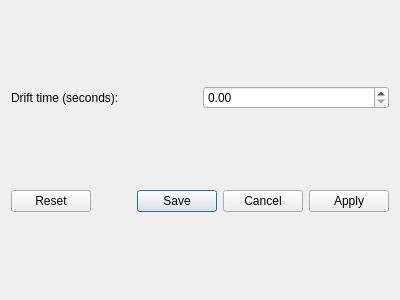
Old version of the form poledancer_settings.ui in the repository ajventer/poledancer.
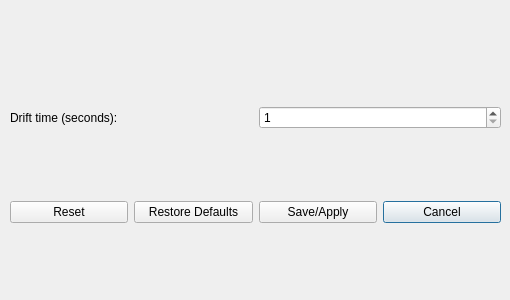
New version of the form.

Commit message: Basic settings dialog [only one setting for now]

Diff of the .ui file:
```diff
--- a/poledancer_settings.ui
+++ b/poledancer_settings.ui
@@ -9,35 +9,87 @@
    <rect>
     <x>0</x>
     <y>0</y>
-    <width>400</width>
+    <width>510</width>
     <height>300</height>
    </rect>
   </property>
   <property name="windowTitle">
    <string>Settings</string>
   </property>
-  <layout class="QGridLayout" name="gridLayout">
-   <item row="0" column="0">
-    <widget class="QLabel" name="DriftTimeLabel">
-     <property name="text">
-      <string>Drift time (seconds):</string>
-     </property>
-    </widget>
-   </item>
-   <item row="0" column="1">
-    <widget class="QDoubleSpinBox" name="DriftTime"/>
-   </item>
-   <item row="1" column="0" colspan="2">
-    <widget class="QDialogButtonBox" name="SettingsButtons">
-     <property name="orientation">
-      <enum>Qt::Horizontal</enum>
-     </property>
-     <property name="standardButtons">
-      <set>QDialogButtonBox::Apply|QDialogButtonBox::Cancel|QDialogButtonBox::Reset|QDialogButtonBox::Save</set>
-     </property>
-    </widget>
-   </item>
-  </layout>
+  <widget class="QWidget" name="">
+   <property name="geometry">
+    <rect>
+     <x>10</x>
+     <y>40</y>
+     <width>491</width>
+     <height>251</height>
+    </rect>
+   </property>
+   <layout class="QVBoxLayout" name="verticalLayout" stretch="1,1">
+    <item>
+     <layout class="QHBoxLayout" name="horizontalLayout_2">
+      <item>
+       <widget class="QLabel" name="DriftTimeLabel">
+        <property name="text">
+         <string>Drift time (seconds):</string>
+        </property>
+       </widget>
+      </item>
+      <item>
+       <widget class="QSpinBox" name="driftTime">
+        <property name="minimum">
+         <number>1</number>
+        </property>
+        <property name="maximum">
+         <number>600</number>
+        </property>
+       </widget>
+      </item>
+     </layout>
+    </item>
+    <item>
+     <layout class="QHBoxLayout" name="horizontalLayout">
+      <item>
+       <widget class="QPushButton" name="settingsReset">
+        <property name="text">
+         <string>Reset</string>
+        </property>
+        <property name="autoDefault">
+         <bool>false</bool>
+        </property>
+       </widget>
+      </item>
+      <item>
+       <widget class="QPushButton" name="settingsRestore">
+        <property name="text">
+         <string>Restore Defaults</string>
+        </property>
+        <property name="autoDefault">
+         <bool>false</bool>
+        </property>
+       </widget>
+      </item>
+      <item>
+       <widget class="QPushButton" name="settingsSave">
+        <property name="text">
+         <string>Save/Apply</string>
+        </property>
+        <property name="autoDefault">
+         <bool>false</bool>
+        </property>
+       </widget>
+      </item>
+      <item>
+       <widget class="QPushButton" name="settingsCancel">
+        <property name="text">
+         <string>Cancel</string>
+        </property>
+       </widget>
+      </item>
+     </layout>
+    </item>
+   </layout>
+  </widget>
  </widget>
  <resources/>
  <connections>
```
Left out of the diff: 40 changed lines with no effect on the pictures. The commit also changes 4 other files.
